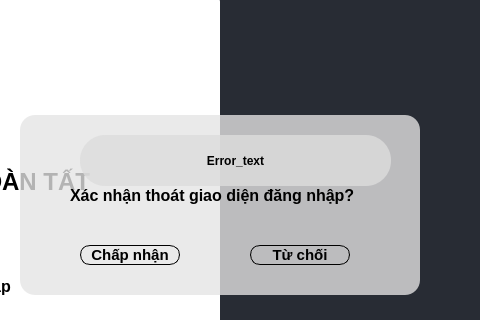
Qt form UI_Files/Login_gui.ui (hoangm960/Astraea) before a commit; both pictures show x 300 to 780 and y 115 to 435 of the 999 by 700 pixel window.
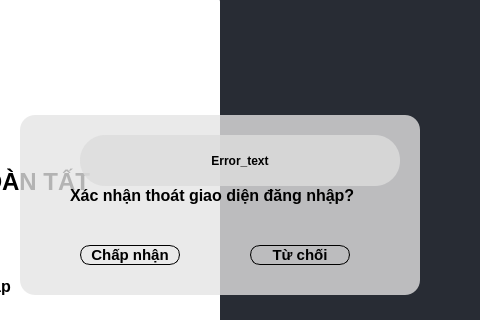
The same form after that commit. The open tabs and pages were chosen to show the change. Icons and pictures are not drawn.

The edit to the form file:
```diff
--- a/UI_Files/Login_gui.ui
+++ b/UI_Files/Login_gui.ui
@@ -293,13 +293,13 @@
            <rect>
             <x>380</x>
             <y>200</y>
-            <width>311</width>
+            <width>320</width>
             <height>51</height>
            </rect>
           </property>
           <property name="minimumSize">
            <size>
-            <width>311</width>
+            <width>320</width>
             <height>51</height>
            </size>
           </property>
```
Left out of the diff: 34 changed lines with no effect on the pictures.
